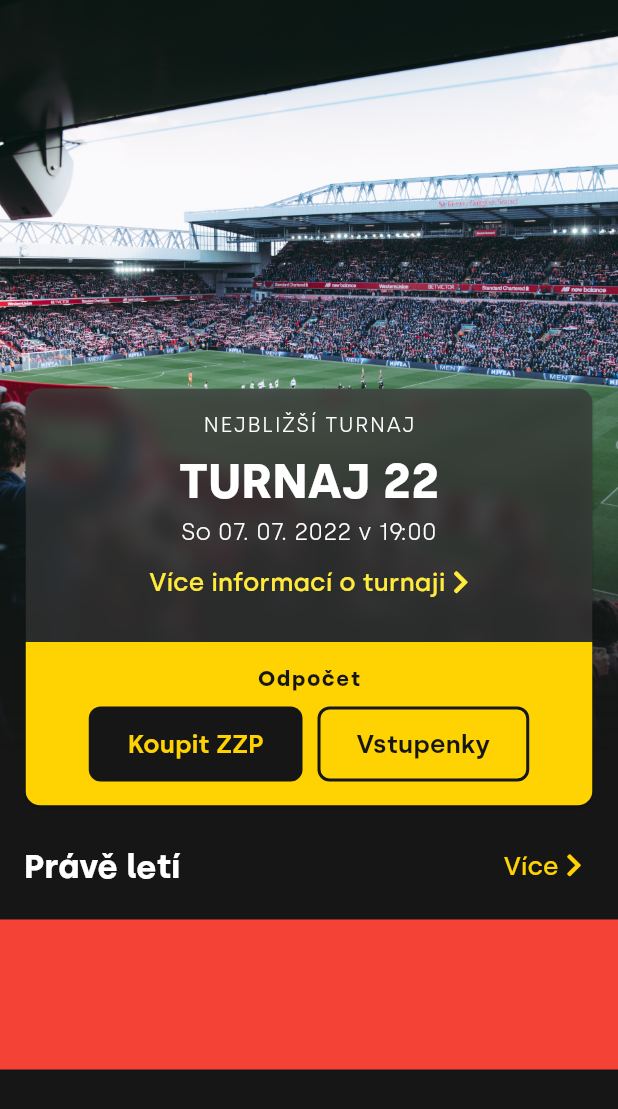
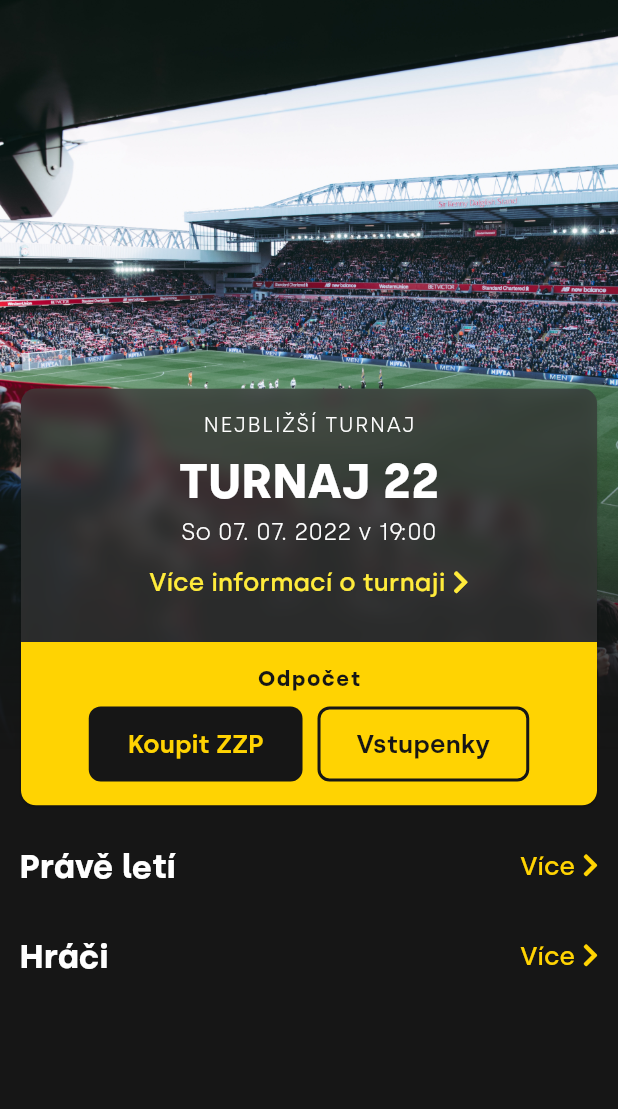
Before and after one commit to Plasmoxy/zwizu_zadanie, a Flutter app: the screen it shows after launch, on a phone screen of 412 x 824 dp. Shown: the top 1109 px of the screen. Run offline on Flutter 3.47's test engine with Material 2 defaults, Android fonts, the phone set to English and light mode, and no system bars; our stand-ins replace font_awesome_flutter.

Commit message:
header fix

```diff
--- a/lib/pages/HomePage.dart
+++ b/lib/pages/HomePage.dart
@@ -36,7 +36,7 @@ class _HomePageState extends State<HomePage> {
                 children: [
                   const SizedBox(height: 255),
                   Padding(
-                    padding: EdgeInsets.symmetric(horizontal: 13),
+                    padding: EdgeInsets.symmetric(horizontal: 10),
                     child: Header(),
                   ),
                   const SizedBox(height: 12),
--- a/lib/pages/sections/PlayerSection.dart
+++ b/lib/pages/sections/PlayerSection.dart
@@ -1,4 +1,5 @@
 import 'package:flutter/material.dart';
+import 'package:zwizu_zadanie/pages/sections/SectionHeader.dart';
 
 class PlayerSection extends StatelessWidget {
   const PlayerSection({Key? key}) : super(key: key);
@@ -6,9 +7,11 @@ class PlayerSection extends StatelessWidget {
   @override
   Widget build(BuildContext context) {
     return Container(
-      child: null,
-      color: Colors.red,
-      height: 100,
+      child: Column(
+        children: [
+          SectionHeader(title: "Hráči"),
+        ],
+      ),
     );
   }
 }
--- a/lib/pages/sections/SectionHeader.dart
+++ b/lib/pages/sections/SectionHeader.dart
@@ -10,7 +10,7 @@ class SectionHeader extends StatelessWidget {
   @override
   Widget build(BuildContext context) {
     return Container(
-      padding: EdgeInsets.symmetric(horizontal: 16),
+      padding: EdgeInsets.only(left: 13, right: 5),
       child: Row(
         children: [
           Text(
```
